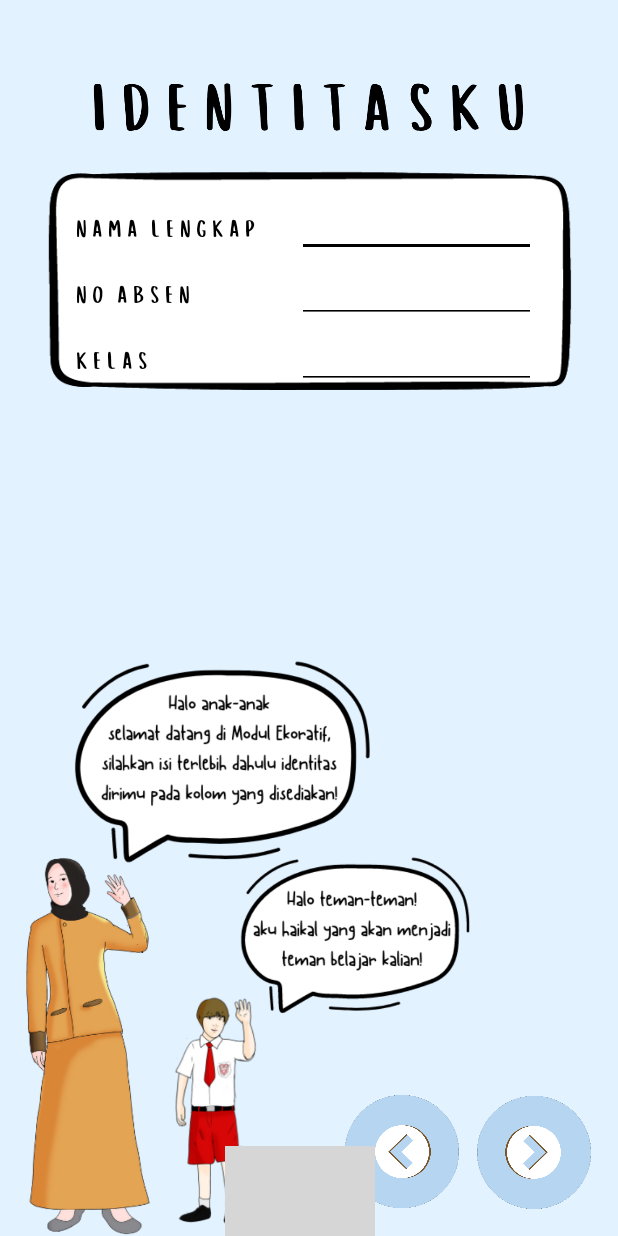
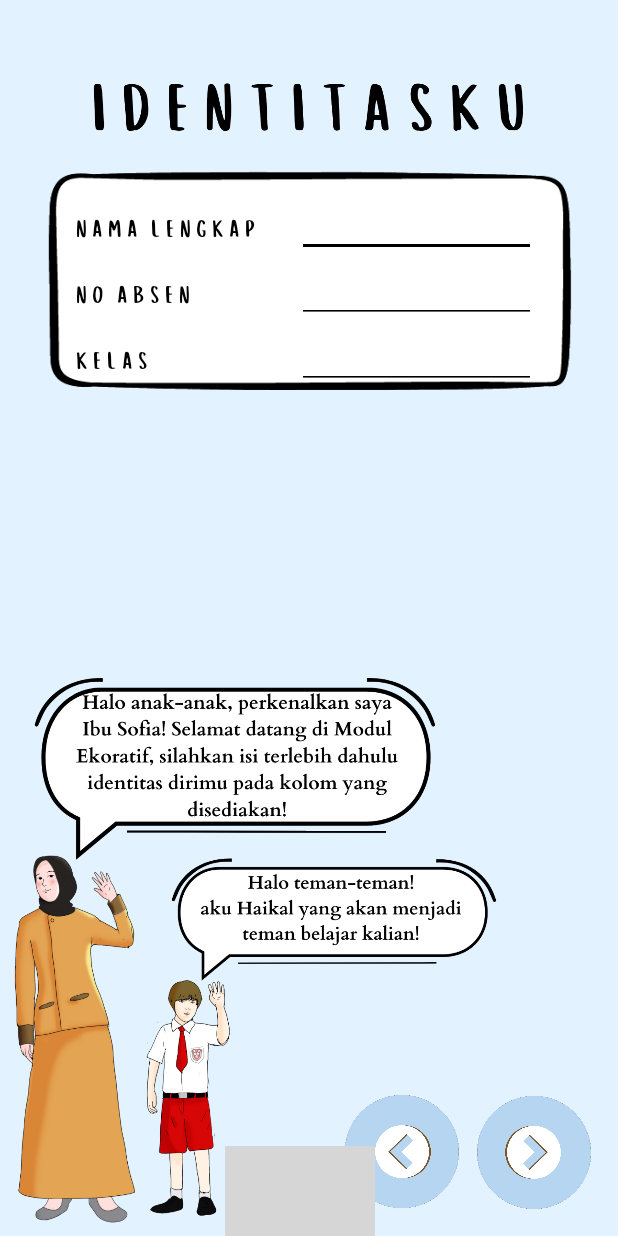
Before and after one commit to yendrapriambada/EkoratifDigitalApp, an Android app: the ThreeActivity screen opened directly, with no data from a screen before it, on a phone screen of 412 x 824 dp. Run offline under Robolectric (Android 15) with nearby library versions, the phone set to English and light mode, and no system bars; grey boxes are pictures that could not be loaded.

Commit message:
Revisi2: content identitasku

```diff
--- a/app/src/main/res/layout/activity_three.xml
+++ b/app/src/main/res/layout/activity_three.xml
@@ -76,10 +76,10 @@
 
     <ImageView
         android:id="@+id/img_conversation"
-        android:layout_width="300dp"
-        android:layout_height="400dp"
-        android:layout_marginStart="16dp"
-        android:layout_marginBottom="-7dp"
+        android:layout_width="325dp"
+        android:layout_height="452dp"
+        android:layout_marginStart="8dp"
+        android:layout_marginBottom="-35dp"
         android:src="@drawable/assets_three_conversation"
         app:layout_constraintBottom_toBottomOf="parent"
         app:layout_constraintStart_toStartOf="parent" />
```
Also changed, not shown: app/src/main/res/drawable/assets_three_conversation.png.
